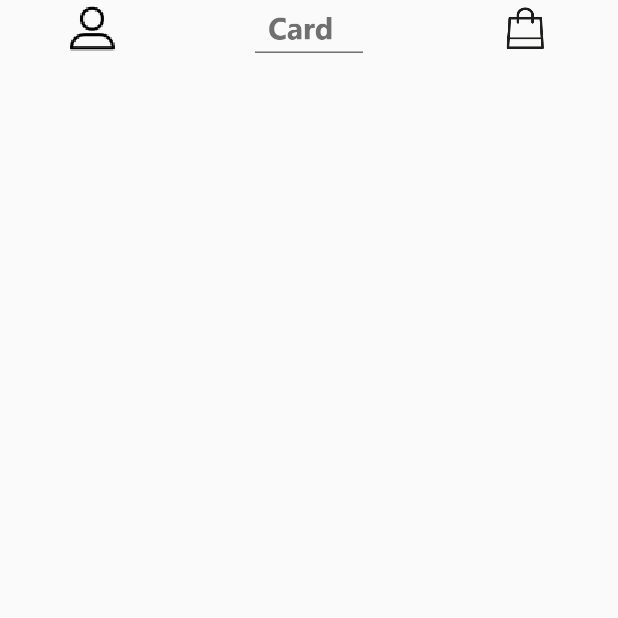
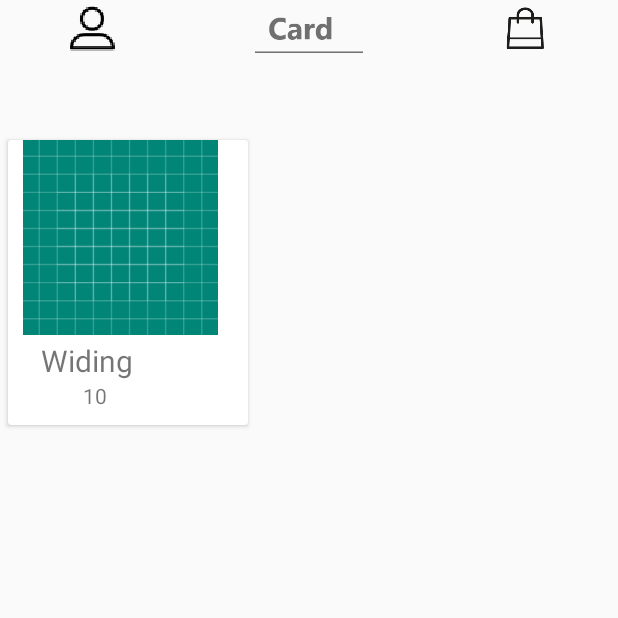
Before and after one commit to itokar/newcard, an Android app: the HomeActivity screen opened directly, with no data from a screen before it, on a phone screen of 412 x 824 dp, the top half of it. Run offline under Robolectric (Android 15) with nearby library versions, the phone set to English and light mode, and no system bars.

Commit message:
newActivity

```diff
--- a/app/src/main/java/com/example/myapplication/HomeActivity.java
+++ b/app/src/main/java/com/example/myapplication/HomeActivity.java
@@ -2,12 +2,29 @@ package com.example.myapplication;
 
 import android.support.v7.app.AppCompatActivity;
 import android.os.Bundle;
+import android.support.v7.widget.GridLayoutManager;
+import android.support.v7.widget.RecyclerView;
+
+import java.util.ArrayList;
+import java.util.List;
 
 public class HomeActivity extends AppCompatActivity {
-
+  private RecyclerView recyclerView;
+  private RecyclerviewAdapter Adapte;
+  private List<Card> cards;
     @Override
     protected void onCreate(Bundle savedInstanceState) {
         super.onCreate(savedInstanceState);
         setContentView(R.layout.activity_home);
+
+
+        cards = new ArrayList<>();
+        cards.add(new Card(R.drawable.ic_launcher_background,"Widing","10"));
+        recyclerView = findViewById(R.id.recyclerview);
+        Adapte       =  new RecyclerviewAdapter(this,cards);
+        recyclerView.setLayoutManager(new GridLayoutManager(this,2));
+        recyclerView.setAdapter(Adapte);
+
+
     }
 }
--- a/app/src/main/java/com/example/myapplication/RecyclerviewAdapter.java
+++ b/app/src/main/java/com/example/myapplication/RecyclerviewAdapter.java
@@ -52,6 +52,8 @@ public class RecyclerviewAdapter extends RecyclerView.Adapter<RecyclerviewAdapte
         public MyViewHolde(@NonNull View itemView) {
             super(itemView);
 
+            // The
+
             card_imge = itemView.findViewById(R.id.card_image);
             name      = itemView.findViewById(R.id.card_name);
             price     = itemView.findViewById(R.id.card_price);
--- a/app/src/main/res/layout/item_list.xml
+++ b/app/src/main/res/layout/item_list.xml
@@ -7,13 +7,14 @@
     android:layout_height="match_parent">
 
     <android.support.v7.widget.CardView
+        android:foreground="?android:attr/selectableItemBackground"
         android:layout_width="160dp"
         android:layout_height="190dp"
         android:layout_marginStart="5dp"
         android:layout_marginTop="48dp"
         app:layout_constraintStart_toStartOf="parent"
         app:layout_constraintTop_toTopOf="parent">
-R        <RelativeLayout
+       <RelativeLayout
         android:layout_width="match_parent"
         android:layout_height="match_parent">
         <ImageView
```
